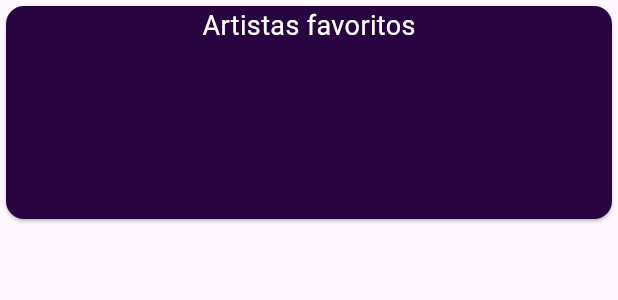
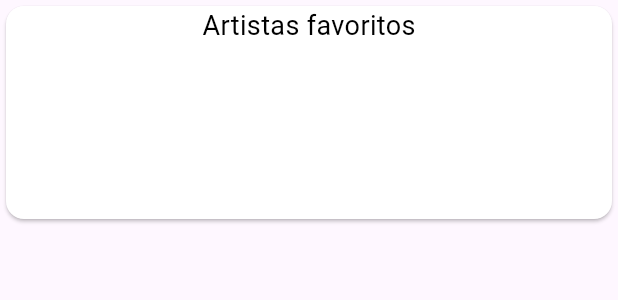
Before and after one commit to manulis/Harmonica, a Flutter app: the FavArtists widget shown alone on an empty page, opened directly, on a phone screen of 412 x 824 dp. Shown: the top 300 px of the screen. Run offline on Flutter 3.47's test engine with Material 3 defaults, Android fonts, the phone set to English and light mode, and no system bars; our stand-ins replace email_validator, flutter_spinkit, flutter_svg, shared_preferences, supabase_flutter; missing offline and left inert: flutter_swipe; accounts and stored records are empty.

Commit message:
cambios en profile

```diff
--- a/lib/screens/profile.dart
+++ b/lib/screens/profile.dart
@@ -123,12 +123,12 @@ class _FavArtistsState extends State<FavArtists> {
       width: double.infinity,
       height: 150,
       child: Card(
-        color: Color.fromRGBO(40, 4, 64, 1),
+        color: Colors.white,
         child: Column(
           children: [
             Stack(alignment:Alignment.topCenter,
             children:[
-              Text("Artistas favoritos",style: TextStyle(color: Colors.white,fontSize: 18))]),
+              Text("Artistas favoritos",style: TextStyle(color: const Color.fromARGB(255, 0, 0, 0),fontSize: 18))]),
 
           ],
         ),
```
